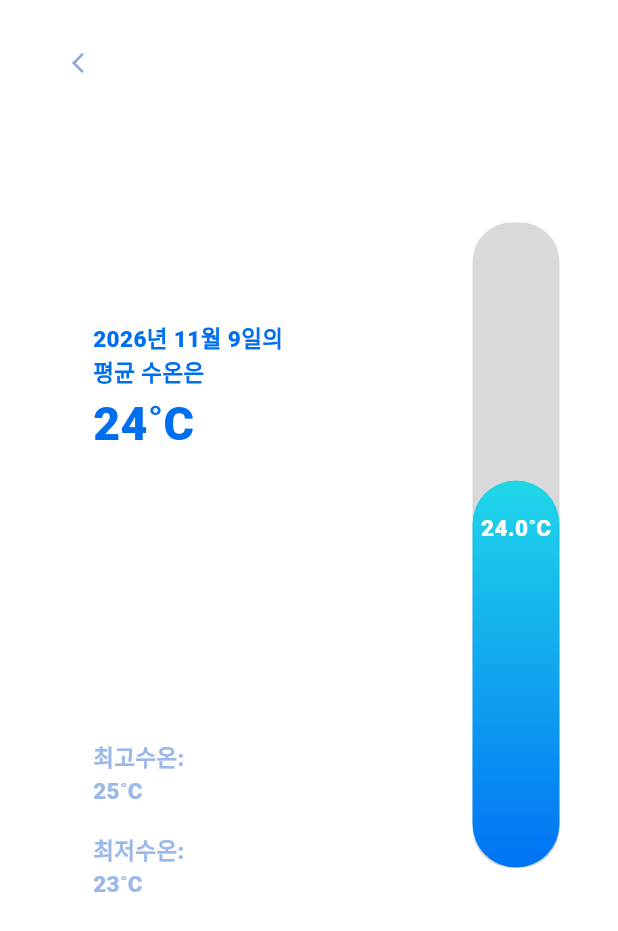
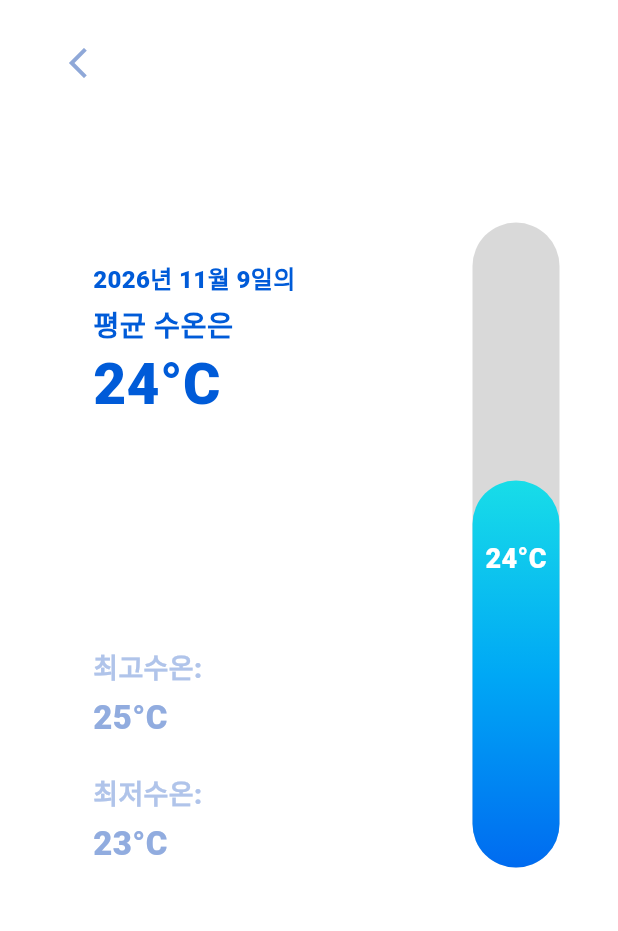
Before and after one commit to ksw2003/ai_fishapp, a Flutter app: the DailyTempDetailScreen screen opened by its route, on a phone screen of 412 x 824 dp. Shown: the top 931 px of the screen. Run offline on Flutter 3.47's test engine with Material 3 defaults, Android fonts, the phone set to English and light mode, and no system bars; our stand-ins replace flutter_dotenv, flutter_secure_storage, google_sign_in, image_picker, shared_preferences, table_calendar and 1 more; missing offline and left inert: kakao_flutter_sdk_user; accounts and stored records are empty.

Commit message:
수온수질 UI통일

```diff
--- a/lib/screens/iot/daily_temp_detail_screen.dart
+++ b/lib/screens/iot/daily_temp_detail_screen.dart
@@ -1,3 +1,4 @@
+
 import 'package:flutter/material.dart';
 
 class DailyTempDetailScreen extends StatelessWidget {
@@ -5,16 +6,20 @@ class DailyTempDetailScreen extends StatelessWidget {
 
   @override
   Widget build(BuildContext context) {
-    // 달력 화면에서 넘겨받는 값
-    // 나중에 백엔드에서 선택 날짜의 평균/최고/최저 수온 받아와서 전달
+    // 달력 화면에서 전달받은 데이터
     final Map<String, dynamic>? args =
-        ModalRoute.of(context)?.settings.arguments as Map<String, dynamic>?;
+        ModalRoute.of(context)?.settings.arguments
+            as Map<String, dynamic>?;
 
-    final DateTime selectedDate = args?['selectedDate'] ?? DateTime.now();
+    final DateTime selectedDate =
+        args?['selectedDate'] ?? DateTime.now();
+
     final double averageTemp =
         (args?['averageTemp'] as num?)?.toDouble() ?? 24.0;
+
     final double maxTemp =
         (args?['maxTemp'] as num?)?.toDouble() ?? 25.0;
+
     final double minTemp =
         (args?['minTemp'] as num?)?.toDouble() ?? 23.0;
 
@@ -24,7 +29,8 @@ class DailyTempDetailScreen extends StatelessWidget {
         child: LayoutBuilder(
           builder: (context, constraints) {
             final double screenHeight = constraints.maxHeight;
-            final double barHeight = (screenHeight * 0.58).clamp(330.0, 430.0);
+            final double gaugeHeight =
+                (screenHeight * 0.58).clamp(330.0, 430.0);
 
             return SingleChildScrollView(
               physics: const BouncingScrollPhysics(),
@@ -37,13 +43,13 @@ class DailyTempDetailScreen extends StatelessWidget {
                   child: Column(
                     crossAxisAlignment: CrossAxisAlignment.start,
                     children: [
-                      // 뒤로가기 버튼
+                      // 뒤로가기 버튼 (크기 24)
                       IconButton(
                         padding: EdgeInsets.zero,
                         constraints: const BoxConstraints(),
                         icon: const Icon(
                           Icons.arrow_back_ios_new,
-                          size: 16,
+                          size: 24,
                           color: Color(0xFF8FA8D8),
                         ),
                         onPressed: () {
@@ -56,90 +62,115 @@ class DailyTempDetailScreen extends StatelessWidget {
                       Row(
                         crossAxisAlignment: CrossAxisAlignment.start,
                         children: [
-                          // 왼쪽 텍스트 영역
+                          // 왼쪽 수온 정보
                           Expanded(
+                            child: Transform.translate(
+                              offset: const Offset(0, -40),
                               child: Padding(
                                 padding: const EdgeInsets.only(left: 34),
                                 child: Column(
-                                crossAxisAlignment: CrossAxisAlignment.start,
+                                  crossAxisAlignment:
+                                      CrossAxisAlignment.start,
                                   children: [
-                                  SizedBox(height: screenHeight * 0.08),
+                                    SizedBox(
+                                      height: screenHeight * 0.08,
+                                    ),
 
+                                    // 선택한 날짜
                                     Text(
-                                    '${selectedDate.year}년 ${selectedDate.month}월 ${selectedDate.day}일의',
+                                      '${selectedDate.year}년 '
+                                      '${selectedDate.month}월 '
+                                      '${selectedDate.day}일의',
                                       style: const TextStyle(
-                                      fontSize: 15,
+                                        fontSize: 16,
                                         fontWeight: FontWeight.w800,
-                                      color: Color(0xFF006FEF),
+                                        color: Color(0xFF005BD8),
                                       ),
                                     ),
+
+                                    const SizedBox(height: 4),
+
                                     const Text(
                                       '평균 수온은',
                                       style: TextStyle(
-                                      fontSize: 15,
+                                        fontSize: 19,
                                         fontWeight: FontWeight.w800,
-                                      color: Color(0xFF006FEF),
-                                    ),
-                                  ),
-                                  Text(
-                                    '${averageTemp.round()}˚C',
-                                    style: const TextStyle(
-                                      fontSize: 31,
-                                      fontWeight: FontWeight.w900,
-                                      color: Color(0xFF006FEF),
+                                        color: Color(0xFF005BD8),
                                       ),
                                     ),
 
-                                  SizedBox(height: screenHeight * 0.23),
+                                    const SizedBox(height: 6),
+
+                                    Text(
+                                      '${averageTemp.toInt()}°C',
+                                      style: const TextStyle(
+                                        fontSize: 38,
+                                        fontWeight: FontWeight.w900,
+                                        color: Color(0xFF005BD8),
+                                        height: 1,
+                                      ),
+                                    ),
+
+                                    // 최고·최저수온 위치 조정
+                                    SizedBox(
+                                      height: screenHeight * 0.19,
+                                    ),
 
                                     const Text(
                                       '최고수온:',
                                       style: TextStyle(
-                                      fontSize: 15,
+                                        fontSize: 18,
                                         fontWeight: FontWeight.w800,
-                                      color: Color(0xFF9CB8E8),
-                                    ),
-                                  ),
-                                  Text(
-                                    '${maxTemp.toStringAsFixed(0)}˚C',
-                                    style: const TextStyle(
-                                      fontSize: 15,
-                                      fontWeight: FontWeight.w900,
-                                      color: Color(0xFF9CB8E8),
+                                        color: Color(0xFFB0C4EA),
                                       ),
                                     ),
 
-                                  const SizedBox(height: 18),
+                                    const SizedBox(height: 4),
+
+                                    Text(
+                                      '${maxTemp.toInt()}°C',
+                                      style: const TextStyle(
+                                        fontSize: 22,
+                                        fontWeight: FontWeight.w900,
+                                        color: Color(0xFF91ACDF),
+                                      ),
+                                    ),
+
+                                    const SizedBox(height: 22),
 
                                     const Text(
                                       '최저수온:',
                                       style: TextStyle(
-                                      fontSize: 15,
+                                        fontSize: 18,
                                         fontWeight: FontWeight.w800,
-                                      color: Color(0xFF9CB8E8),
+                                        color: Color(0xFFB0C4EA),
                                       ),
                                     ),
+
+                                    const SizedBox(height: 4),
+
                                     Text(
-                                    '${minTemp.toStringAsFixed(0)}˚C',
+                                      '${minTemp.toInt()}°C',
                                       style: const TextStyle(
-                                      fontSize: 15,
+                                        fontSize: 22,
                                         fontWeight: FontWeight.w900,
-                                      color: Color(0xFF9CB8E8),
+                                        color: Color(0xFF91ACDF),
                                       ),
                                     ),
                                   ],
                                 ),
                               ),
                             ),
+                          ),
 
-                          const SizedBox(width: 18),
+                          const SizedBox(width: 16),
 
-                          // 오른쪽 수온 바
+                          // 오른쪽 수온 게이지
                           DailyTemperatureBar(
                             temperature: averageTemp,
                             minTemperature: 0,
                             maxTemperature: 40,
-                            barHeight: barHeight,
+                            barHeight: gaugeHeight,
                           ),
                         ],
                       ),
@@ -171,8 +202,10 @@ class DailyTemperatureBar extends StatelessWidget {
 
   @override
   Widget build(BuildContext context) {
+    // 0~40°C 기준 게이지 계산
     final double ratio =
-        ((temperature - minTemperature) / (maxTemperature - minTemperature))
+        ((temperature - minTemperature) /
+                (maxTemperature - minTemperature))
             .clamp(0.0, 1.0);
 
     const double barWidth = 58;
@@ -184,17 +217,17 @@ class DailyTemperatureBar extends StatelessWidget {
       child: Stack(
         alignment: Alignment.bottomCenter,
         children: [
-          // 회색 배경 바
+          // 회색 배경 게이지
           Container(
             width: barWidth,
             height: barHeight,
             decoration: BoxDecoration(
               color: const Color(0xFFD9D9D9),
-              borderRadius: BorderRadius.circular(26),
+              borderRadius: BorderRadius.circular(40),
             ),
           ),
 
-          // 수온 채워지는 부분
+          // 평균 수온만큼 차오르는 게이지
           Align(
             alignment: Alignment.bottomCenter,
             child: Container(
@@ -205,8 +238,9 @@ class DailyTemperatureBar extends StatelessWidget {
                   begin: Alignment.topCenter,
                   end: Alignment.bottomCenter,
                   colors: [
-                    Color(0xFF20D7E8),
-                    Color(0xFF0073F5),
+                    Color(0xFF18DDE8),
+                    Color(0xFF00A8F5),
+                    Color(0xFF006BF0),
                   ],
                 ),
                 borderRadius: BorderRadius.circular(40),
@@ -214,13 +248,16 @@ class DailyTemperatureBar extends StatelessWidget {
             ),
           ),
 
-          // 가운데 수온 텍스트
+          // 게이지 내부 온도 (소수점 제거)
           Positioned(
-            bottom: getTemperatureTextBottom(fillHeight, barHeight),
+            bottom: getTemperatureTextBottom(
+              fillHeight,
+              barHeight,
+            ),
             child: Text(
-              '${temperature.toStringAsFixed(1)}˚C',
+              '${temperature.toInt()}°C',
               style: const TextStyle(
-                fontSize: 15,
+                fontSize: 18,
                 fontWeight: FontWeight.w900,
                 color: Colors.white,
               ),
@@ -231,9 +268,12 @@ class DailyTemperatureBar extends StatelessWidget {
     );
   }
 
-  double getTemperatureTextBottom(double fillHeight, double barHeight) {
-    final double position = fillHeight - 42;
-    final double maxPosition = barHeight - 60;
+  double getTemperatureTextBottom(
+    double fillHeight,
+    double barHeight,
+  ) {
+    final double position = fillHeight - 65;
+    final double maxPosition = barHeight - 80;
 
     if (position < 20) {
       return 20;
--- a/lib/screens/iot/water_temp_detail_screen.dart
+++ b/lib/screens/iot/water_temp_detail_screen.dart
@@ -88,7 +88,7 @@ class _WaterTempDetailScreenState extends State<WaterTempDetailScreen> {
   constraints: const BoxConstraints(),
   icon: const Icon(
     Icons.arrow_back_ios_new,
-                          size: 18,
+    size: 24,
     color: Color(0xFF8FA8D8),
   ),
   onPressed: () {
```
Also changed, not shown: lib/screens/iot/alert_screen.dart (line endings or trailing spaces). Lines whose indentation alone changed are shown as unchanged.
